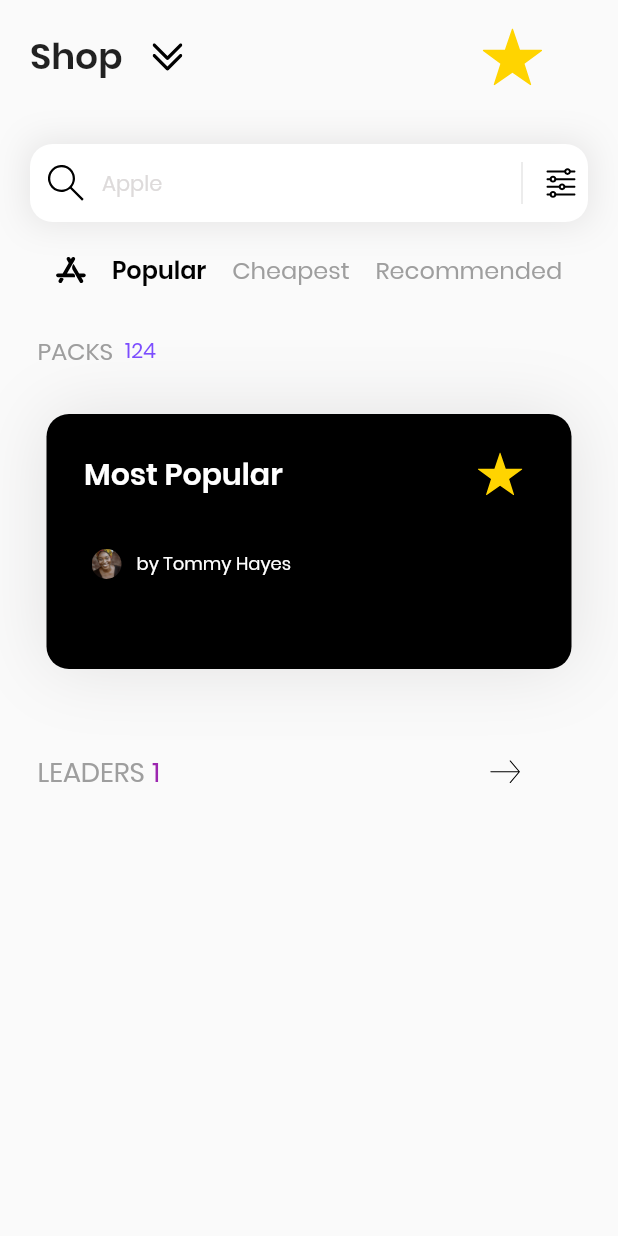
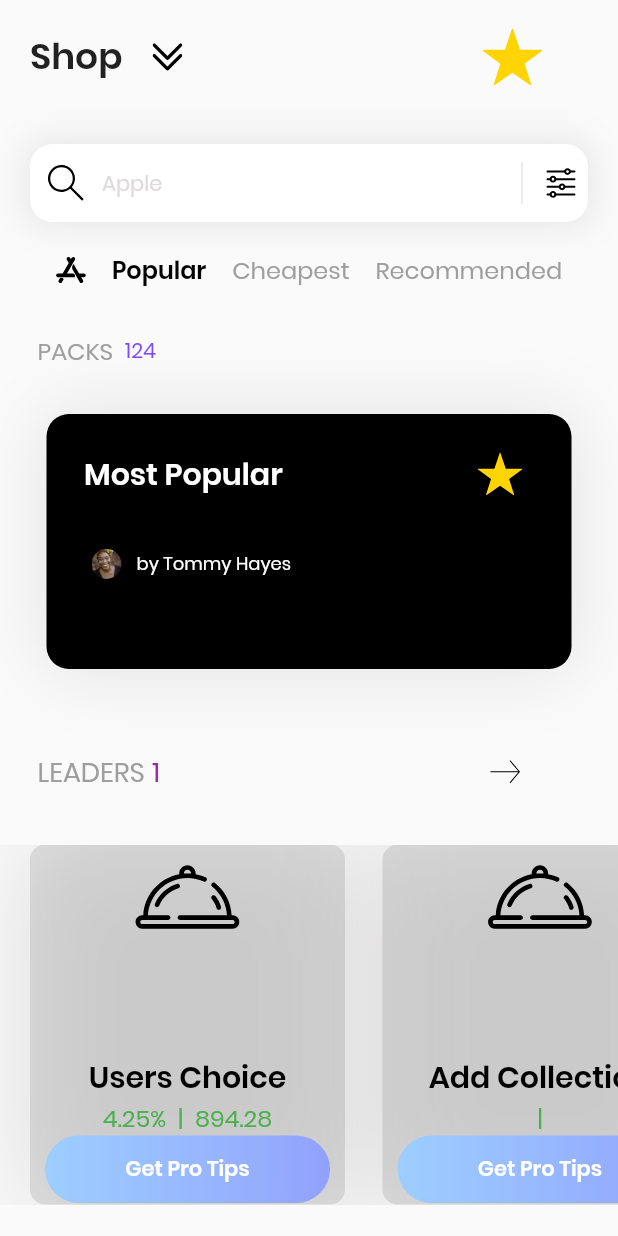
Before and after one commit to TheBigJae/InvestmentMobileApp, a Flutter app: the screen it shows after launch, on a phone screen of 412 x 824 dp. Run offline on Flutter 3.47's test engine with Material 2 defaults, Android fonts, the phone set to English and light mode, and no system bars; our stand-ins replace flutter_svg.

Commit message:
Creating Models for User Choices

```diff
--- a/lib/models/popular_model.dart
+++ b/lib/models/popular_model.dart
@@ -1,29 +1,43 @@
 import 'package:flutter/material.dart';
 
-class PopularModel{
+class PopularModel {
   String name;
+  String iconPath;
+  String price;
+  String percent;
+  bool viewIsSelected;
 
   PopularModel({
-    required this.name
-});
-   static List<PopularModel>getPopular(){
+    required this.name,
+    required this.iconPath,
+    required this.price,
+    required this.percent,
+    required this.viewIsSelected
+    });
+  static List<PopularModel> getPopular() {
     List<PopularModel> popular = [];
 
-    popular.add(
-      PopularModel(name: 'Popular')
-    );
-    popular.add(
-        PopularModel(name: 'Cheapest')
-    );
-    popular.add(
-        PopularModel(name: 'Recommended')
-    );
-    popular.add(
-        PopularModel(name: 'Hot This')
-    );
-    popular.add(
-        PopularModel(name: 'Hot That')
-    );
+    popular.add(PopularModel(
+      name: 'Users Choice',
+      iconPath: 'assets/icons/food.svg',
+      price: '894.28',
+      percent: '4.25%',
+      viewIsSelected: true
+      ));
+     popular.add(PopularModel(
+      name: 'Add Collection',
+      iconPath: 'assets/icons/food.svg',
+      price: '',
+      percent: '',
+      viewIsSelected: false
+      ));
+       popular.add(PopularModel(
+      name: 'Later',
+      iconPath: 'assets/icons/food.svg',
+      price: '',
+      percent: '',
+      viewIsSelected: false
+      ));
     return popular;
   }
 }
--- a/lib/pages/home.dart
+++ b/lib/pages/home.dart
@@ -62,7 +62,8 @@ class HomePage extends StatelessWidget {
             children: [
               Container(
                 margin: const EdgeInsets.only(top: 20, left: 20, right: 20),
-                decoration: BoxDecoration(boxShadow: [
+                decoration: BoxDecoration(
+                  boxShadow: [
                   BoxShadow(
                       color: const Color(0xff1D1617).withOpacity(0.11),
                       blurRadius: 20,
@@ -140,13 +141,7 @@ class HomePage extends StatelessWidget {
                           fontSize: 16,
                           fontWeight: FontWeight.w400),
                     ),
-                    // Text('Hot This',
-                    //   style: TextStyle(
-                    //       color:Colors.grey,
-                    //       fontSize: 16,
-                    //       fontWeight: FontWeight.w400
-                    //   ),
-                    // )
+
                   ],
                 ),
               )
@@ -278,6 +273,85 @@ class HomePage extends StatelessWidget {
               )
             ],
           ),
+          Column(
+            crossAxisAlignment: CrossAxisAlignment.start,
+            children: [
+              SizedBox(
+                height: 10,
+              ),
+              Container(
+                height: 240,
+                child: ListView.separated(
+                  itemBuilder: (context, index)
+                  {
+                    return Container(
+                      width: 210,
+                      decoration: BoxDecoration(
+                          color: Colors.black.withOpacity(0.1),
+                          borderRadius: BorderRadius.circular(10),
+                          boxShadow: [
+                           BoxShadow(
+                          color: const Color(0xff1D1617).withOpacity(0.11),
+                          blurRadius: 60,
+                          spreadRadius: 7.0)
+                            ]
+                          ),
+                      child: Column(children: [
+                        SvgPicture.asset(
+                          popular[index].iconPath,
+                          width: 70,
+                          height: 70,
+                        ),
+                        SizedBox(height: 70,),
+                        Text(
+                          popular[index].name,
+                          style: TextStyle(
+                              fontWeight: FontWeight.w600,
+                              color: Colors.black,
+                              fontSize: 20,
+                             ),
+                        ),
+                        Text('${popular[index].percent }  |  ${popular[index].price}',
+                        style: TextStyle(
+                          color: Colors.green,
+                          fontSize: 16,
+
+                        ),
+                        ),
+                        Container(
+                          height: 45,
+                          width: 190,
+                          child: Center(
+                            child: Text(
+                              'Get Pro Tips',
+                              style: TextStyle(
+                                color: Colors.white,
+                                fontWeight: FontWeight.w600,
+                                fontSize: 14
+                              ),
+                            ),
+                          ),
+                          decoration: BoxDecoration(
+                            gradient: LinearGradient(colors: [
+                              Color(0xff9DCEFF),Color(0xff92A3FD)
+                            ]),
+                            borderRadius: BorderRadius.circular(50)
+                          ),
+                        )
+                      ]),
+
+                    );
+                  },
+                  separatorBuilder: ((context, index) => SizedBox(
+                        width: 25,
+                      )),
+                  itemCount: popular.length,
+                  scrollDirection: Axis.horizontal,
+                  padding: EdgeInsets.only(left: 20, right: 20),
+                ),
+              )
+            ],
+          )
         ],
       ),
     );
```
